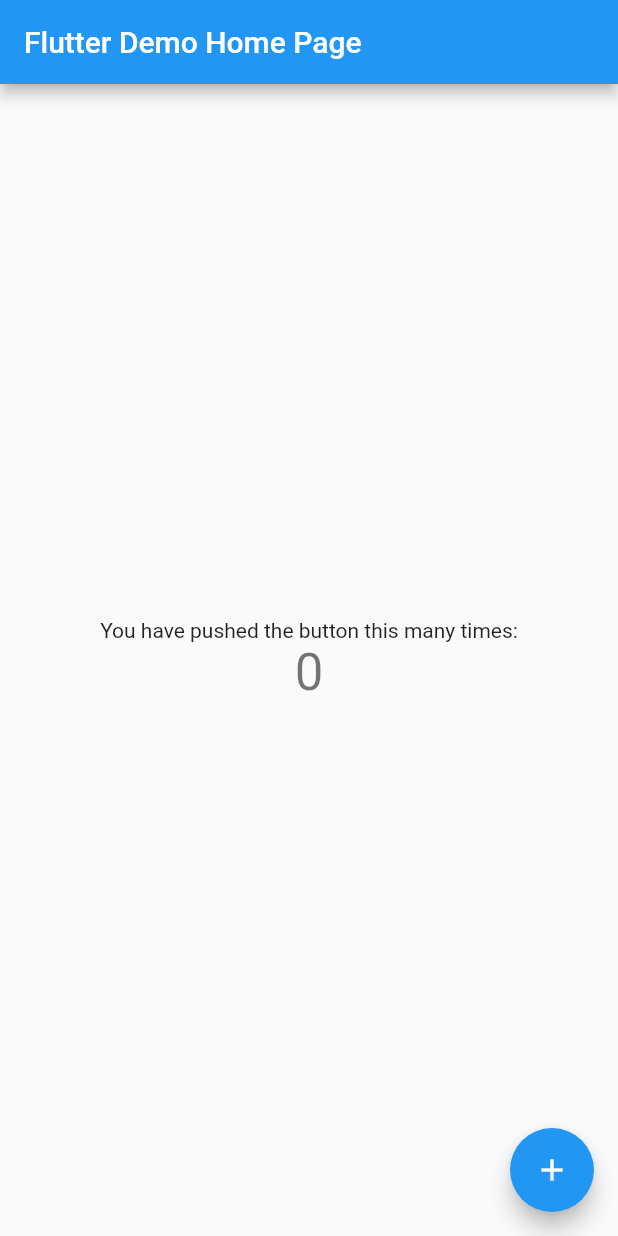
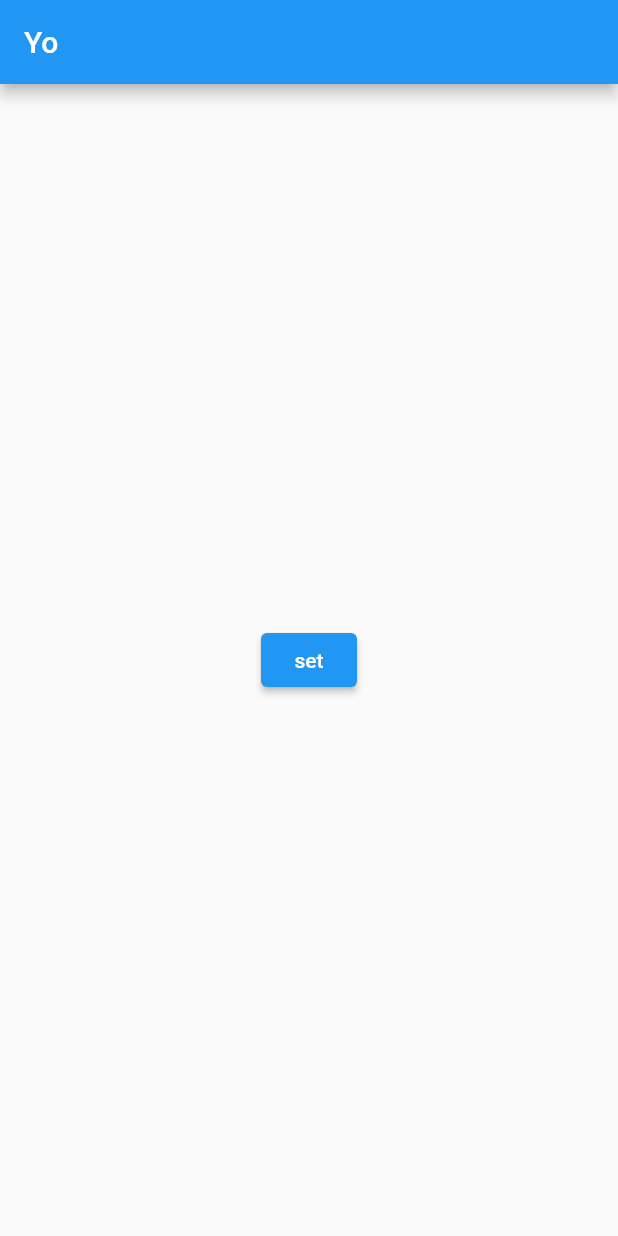
Before and after one commit to Plasmoxy/Bloomflute, a Flutter app: the screen it shows after launch, on a phone screen of 412 x 824 dp. Run offline on Flutter 3.47's test engine with Material 2 defaults, Android fonts, the phone set to English and light mode, and no system bars; our stand-ins replace bloc, chewie, image_picker, location, shared_preferences, sqflite and 1 more; accounts and stored records are empty.

Commit message:
demo streams

```diff
--- /dev/null
+++ b/JobLearn/bloc_00/lib/cubit.dart
@@ -0,0 +1,6 @@
+import 'package:bloc/bloc.dart';
+
+class CounterCubit extends Cubit<int> {
+  CounterCubit(int initialState) : super(initialState);
+  void increment() => emit(state + 1);
+}
--- a/JobLearn/bloc_00/lib/main.dart
+++ b/JobLearn/bloc_00/lib/main.dart
@@ -1,113 +1,56 @@
+import 'package:bloc/bloc.dart';
 import 'package:flutter/material.dart';
 
 void main() {
-  runApp(MyApp());
+  runApp(App());
 }
 
-class MyApp extends StatelessWidget {
-  // This widget is the root of your application.
+class App extends StatelessWidget {
   @override
   Widget build(BuildContext context) {
     return MaterialApp(
-      title: 'Flutter Demo',
+      title: 'Yo',
       theme: ThemeData(
-        // This is the theme of your application.
-        //
-        // Try running your application with "flutter run". You'll see the
-        // application has a blue toolbar. Then, without quitting the app, try
-        // changing the primarySwatch below to Colors.green and then invoke
-        // "hot reload" (press "r" in the console where you ran "flutter run",
-        // or simply save your changes to "hot reload" in a Flutter IDE).
-        // Notice that the counter didn't reset back to zero; the application
-        // is not restarted.
         primarySwatch: Colors.blue,
       ),
-      home: MyHomePage(title: 'Flutter Demo Home Page'),
+      home: HomePage(title: 'Yo'),
     );
   }
 }
 
-class MyHomePage extends StatefulWidget {
-  MyHomePage({Key? key, required this.title}) : super(key: key);
-
-  // This widget is the home page of your application. It is stateful, meaning
-  // that it has a State object (defined below) that contains fields that affect
-  // how it looks.
-
-  // This class is the configuration for the state. It holds the values (in this
-  // case the title) provided by the parent (in this case the App widget) and
-  // used by the build method of the State. Fields in a Widget subclass are
-  // always marked "final".
+class HomePage extends StatefulWidget {
+  HomePage({Key? key, required this.title}) : super(key: key);
 
   final String title;
 
   @override
-  _MyHomePageState createState() => _MyHomePageState();
+  _HomePageState createState() => _HomePageState();
 }
 
-class _MyHomePageState extends State<MyHomePage> {
-  int _counter = 0;
-
-  void _incrementCounter() {
-    setState(() {
-      // This call to setState tells the Flutter framework that something has
-      // changed in this State, which causes it to rerun the build method below
-      // so that the display can reflect the updated values. If we changed
-      // _counter without calling setState(), then the build method would not be
-      // called again, and so nothing would appear to happen.
-      _counter++;
-    });
+class _HomePageState extends State<HomePage> {
+  @override
+  void initState() {
+    super.initState();
   }
 
   @override
   Widget build(BuildContext context) {
-    // This method is rerun every time setState is called, for instance as done
-    // by the _incrementCounter method above.
-    //
-    // The Flutter framework has been optimized to make rerunning build methods
-    // fast, so that you can just rebuild anything that needs updating rather
-    // than having to individually change instances of widgets.
     return Scaffold(
       appBar: AppBar(
-        // Here we take the value from the MyHomePage object that was created by
-        // the App.build method, and use it to set our appbar title.
         title: Text(widget.title),
       ),
       body: Center(
-        // Center is a layout widget. It takes a single child and positions it
-        // in the middle of the parent.
         child: Column(
-          // Column is also a layout widget. It takes a list of children and
-          // arranges them vertically. By default, it sizes itself to fit its
-          // children horizontally, and tries to be as tall as its parent.
-          //
-          // Invoke "debug painting" (press "p" in the console, choose the
-          // "Toggle Debug Paint" action from the Flutter Inspector in Android
-          // Studio, or the "Toggle Debug Paint" command in Visual Studio Code)
-          // to see the wireframe for each widget.
-          //
-          // Column has various properties to control how it sizes itself and
-          // how it positions its children. Here we use mainAxisAlignment to
-          // center the children vertically; the main axis here is the vertical
-          // axis because Columns are vertical (the cross axis would be
-          // horizontal).
           mainAxisAlignment: MainAxisAlignment.center,
           children: <Widget>[
-            Text(
-              'You have pushed the button this many times:',
-            ),
-            Text(
-              '$_counter',
-              style: Theme.of(context).textTheme.headline4,
-            ),
+            // change
+            ElevatedButton(
+              onPressed: () => setState(() {}),
+              child: Text('set'),
+            )
           ],
         ),
       ),
-      floatingActionButton: FloatingActionButton(
-        onPressed: _incrementCounter,
-        tooltip: 'Increment',
-        child: Icon(Icons.add),
-      ), // This trailing comma makes auto-formatting nicer for build methods.
     );
   }
 }
--- a/JobLearn/bloc_00/pubspec.yaml
+++ b/JobLearn/bloc_00/pubspec.yaml
@@ -28,6 +28,7 @@ dependencies:
   # The following adds the Cupertino Icons font to your application.
   # Use with the CupertinoIcons class for iOS style icons.
   cupertino_icons: ^1.0.2
+  bloc: ^7.0.0
 
 dev_dependencies:
   flutter_test:
```
Also changed, not shown: JobLearn/bloc_00/lib/streams.dart (added, +7 -0 lines), 1 other file.
